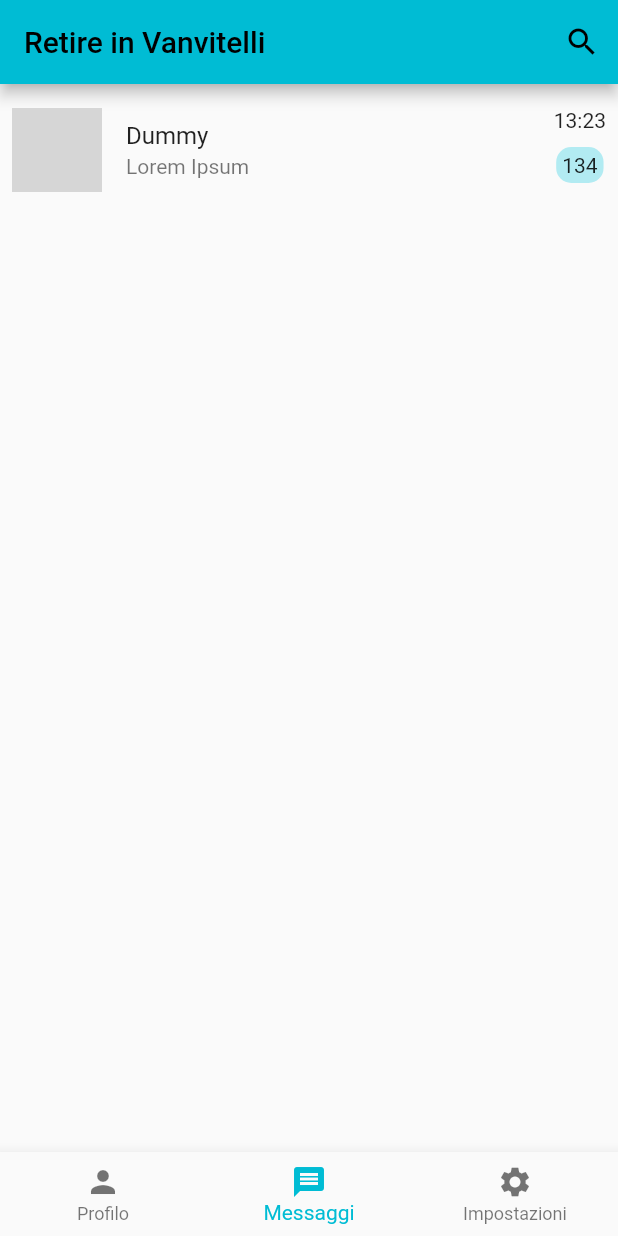
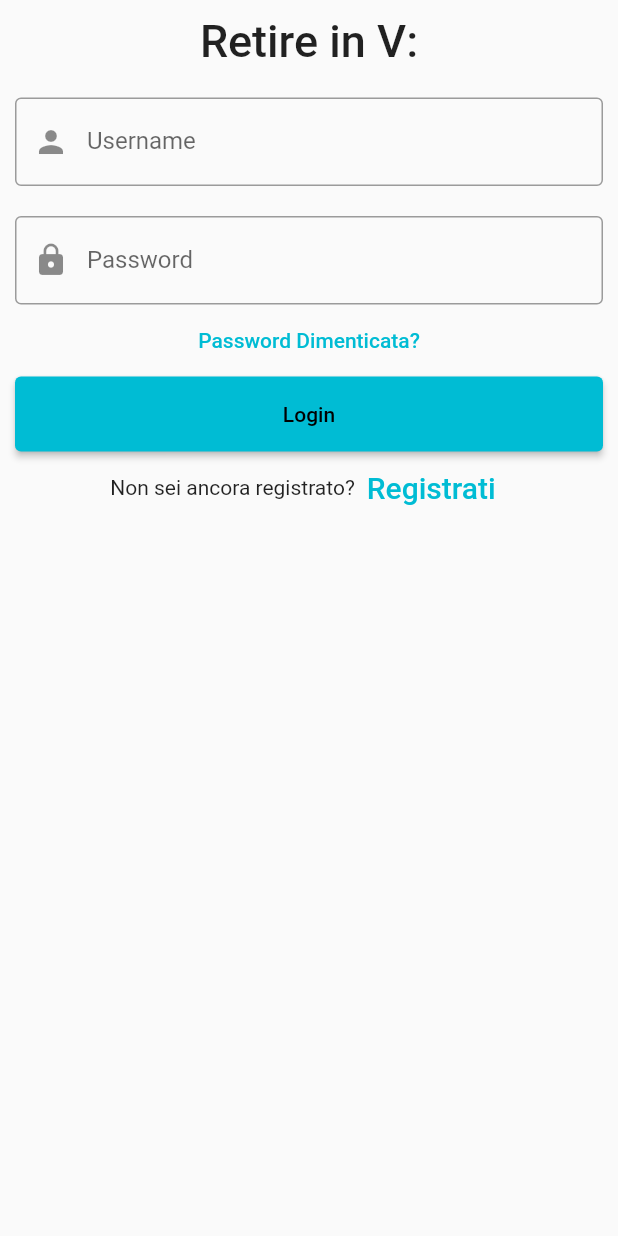
Before and after one commit to nandotiamat/retireinvanvitelli, a Flutter app: the screen it shows after launch, on a phone screen of 412 x 824 dp. Run offline on Flutter 3.47's test engine with Material 2 defaults, Android fonts, the phone set to English and light mode, and no system bars; grey boxes are pictures that could not be loaded.

Commit message:
login page

```diff
--- a/lib/main.dart
+++ b/lib/main.dart
@@ -1,8 +1,5 @@
 import 'package:flutter/material.dart';
-import 'package:retireinvanvitelli/pages/chats_page.dart';
-import 'package:retireinvanvitelli/pages/profile_page.dart';
-import 'package:retireinvanvitelli/pages/settings_page.dart';
-import 'package:retireinvanvitelli/types/chat_data.dart';
+import 'package:retireinvanvitelli/pages/login_page.dart';
 
 void main() {
   runApp(const RetireInVanvitelli());
@@ -16,23 +13,6 @@
 }
 
 class _RetireInVanvitelliState extends State<RetireInVanvitelli> {
-  int _currentIndex = 1;
-  List<ChatData> chatData = [
-    ChatData(
-      lastMessageTime: "13:23",
-      numberOfUnreadMessages: 134,
-      avatarUrl:
-          "https://therminic2018.eu/wp-content/uploads/2018/07/dummy-avatar-300x300.jpg",
-      chatTitle: "Dummy",
-      lastMessage: "Lorem Ipsum",
-    )
-  ];
-
-  void _onItemTapped(int index) {
-    setState(() {
-      _currentIndex = index;
-    });
-  }
 
   @override
   Widget build(BuildContext context) {
@@ -43,40 +23,10 @@
         primarySwatch: Colors.cyan,
       ),
       home: Scaffold(
-        appBar: AppBar(
-          title: const Text("Retire in Vanvitelli"),
-          actions: <Widget>[
-            IconButton(onPressed: () {}, icon: const Icon(Icons.search)),
-          ],
-        ),
-        body: IndexedStack(
-          index: _currentIndex,
-          children: <Widget>[
-            const ProfilePage(),
-            ChatsPage(
-              chatData: chatData,
-            ),
-            const SettingsPage(),
-          ],
-        ),
-        bottomNavigationBar: BottomNavigationBar(
-          currentIndex: _currentIndex,
-          onTap: _onItemTapped,
-          items: const <BottomNavigationBarItem>[
-            BottomNavigationBarItem(
-              icon: Icon(
-                Icons.person,
-              ),
-              label: 'Profilo',
-            ),
-            BottomNavigationBarItem(
-              icon: Icon(Icons.message),
-              label: 'Messaggi',
-            ),
-            BottomNavigationBarItem(
-              icon: Icon(Icons.settings),
-              label: 'Impostazioni',
-            ),
+        resizeToAvoidBottomInset: false,
+        body: Column(
+          children : const <Widget>[
+            LoginPage(),
           ],
         ),
       ),
--- a/lib/pages/chats_page.dart
+++ b/lib/pages/chats_page.dart
@@ -16,7 +16,8 @@ class ChatsPage extends StatefulWidget {
 class _ChatsPageState extends State<ChatsPage> {
   @override
   Widget build(BuildContext context) {
-    return ListView.builder(
+    return Scaffold(
+      body: ListView.builder(
       physics: const ClampingScrollPhysics(),
       shrinkWrap: true,
       itemCount: widget.chatData.length,
@@ -48,6 +49,7 @@ class _ChatsPageState extends State<ChatsPage> {
           ),
         ]),
       ),
+    ),
     );
   }
 }
--- /dev/null
+++ b/lib/pages/home_page.dart
@@ -0,0 +1,81 @@
+import 'package:flutter/material.dart';
+import 'package:retireinvanvitelli/pages/chats_page.dart';
+import 'package:retireinvanvitelli/pages/profile_page.dart';
+import 'package:retireinvanvitelli/pages/settings_page.dart';
+import 'package:retireinvanvitelli/types/chat_data.dart';
+
+class HomePage extends StatefulWidget {
+  const HomePage({Key? key}) : super(key: key);
+
+  @override
+  State<HomePage> createState() => _HomePageState();
+}
+
+class _HomePageState extends State<HomePage> {
+  int _currentIndex = 1;
+  List<ChatData> chatData = [
+    ChatData(
+      lastMessageTime: "13:23",
+      numberOfUnreadMessages: 134,
+      avatarUrl:
+          "https://therminic2018.eu/wp-content/uploads/2018/07/dummy-avatar-300x300.jpg",
+      chatTitle: "Dummy",
+      lastMessage: "Lorem Ipsum",
+    )
+  ];
+
+  void _onItemTapped(int index) {
+    setState(() {
+      _currentIndex = index;
+    });
+  }
+
+  @override
+  Widget build(BuildContext context) {
+    return MaterialApp(
+      debugShowCheckedModeBanner: false,
+      title: 'Retire in Vanvitelli',
+      theme: ThemeData(
+        primarySwatch: Colors.cyan,
+      ),
+      home: Scaffold(
+        appBar: AppBar(
+          title: const Text("Retire in Vanvitelli"),
+          actions: <Widget>[
+            IconButton(onPressed: () {}, icon: const Icon(Icons.search)),
+          ],
+        ),
+        body: IndexedStack(
+          index: _currentIndex,
+          children: <Widget>[
+            const ProfilePage(),
+            ChatsPage(
+              chatData: chatData,
+            ),
+            const SettingsPage(),
+          ],
+        ),
+        bottomNavigationBar: BottomNavigationBar(
+          currentIndex: _currentIndex,
+          onTap: _onItemTapped,
+          items: const <BottomNavigationBarItem>[
+            BottomNavigationBarItem(
+              icon: Icon(
+                Icons.person,
+              ),
+              label: 'Profilo',
+            ),
+            BottomNavigationBarItem(
+              icon: Icon(Icons.message),
+              label: 'Messaggi',
+            ),
+            BottomNavigationBarItem(
+              icon: Icon(Icons.settings),
+              label: 'Impostazioni',
+            ),
+          ],
+        ),
+      ),
+    );
+  }
+}
--- /dev/null
+++ b/lib/pages/login_page.dart
@@ -0,0 +1,98 @@
+import 'package:flutter/material.dart';
+import 'package:retireinvanvitelli/pages/home_page.dart';
+import 'package:retireinvanvitelli/pages/password_recoverypage.dart';
+
+class LoginPage extends StatefulWidget {
+  const LoginPage({
+    Key? key,
+  }) : super(key: key);
+
+  @override
+  State<LoginPage> createState() => _LoginPageState();
+}
+
+class _LoginPageState extends State<LoginPage> {
+  TextEditingController nameController = TextEditingController();
+  TextEditingController passwordController = TextEditingController();
+
+  @override
+  Widget build(BuildContext context) {
+    return SingleChildScrollView(
+      physics: const ClampingScrollPhysics(),
+      child: ListView(
+        shrinkWrap: true,
+        children: <Widget>[
+          Container(
+                alignment: Alignment.center,
+                padding: const EdgeInsets.all(10),
+                child: const Text(
+                  'Retire in V:',
+                  style: TextStyle(fontWeight: FontWeight.w500, fontSize: 30),
+                )),
+          Container(
+            padding: const EdgeInsets.all(10),
+            child: TextField(
+              controller: nameController,
+              decoration: const InputDecoration(
+                border: OutlineInputBorder(),
+                prefixIcon: Icon(Icons.person),
+                labelText: 'Username',
+              ),
+            ),
+          ),
+          Container(
+            padding: const EdgeInsets.fromLTRB(10, 10, 10, 0),
+            child: TextField(
+              obscureText: true,
+              controller: passwordController,
+              decoration: const InputDecoration(
+                border: OutlineInputBorder(),
+                prefixIcon: Icon(Icons.lock),
+                labelText: 'Password',
+              ),
+            ),
+          ),
+          TextButton(
+            onPressed: () {
+              Navigator.push(
+                context,
+                MaterialPageRoute(
+                    builder: (context) => const PasswordRecoveryPage()),
+              );
+            },
+            child: const Text(
+              'Password Dimenticata?',
+            ),
+          ),
+          Container(
+              height: 50,
+              padding: const EdgeInsets.fromLTRB(10, 0, 10, 0),
+              child: ElevatedButton(
+                child: const Text('Login'),
+                onPressed: () {
+                  Navigator.push(
+                    context,
+                    MaterialPageRoute(builder: (context) => const HomePage()),
+                  );
+                },
+              )),
+          Row(
+            children: <Widget>[
+              const Text('Non sei ancora registrato?'),
+              TextButton(
+                child: const Text(
+                  'Registrati',
+                  style: TextStyle(fontSize: 20),
+                ),
+                onPressed: () {
+                  //signup screen
+                },
+              )
+            ],
+            mainAxisAlignment: MainAxisAlignment.center,
+          ),
+        ],
+      ),
+    );
+  }
+}
```
Also changed, not shown: lib/pages/password_recoverypage.dart (added, +29 -0 lines).
